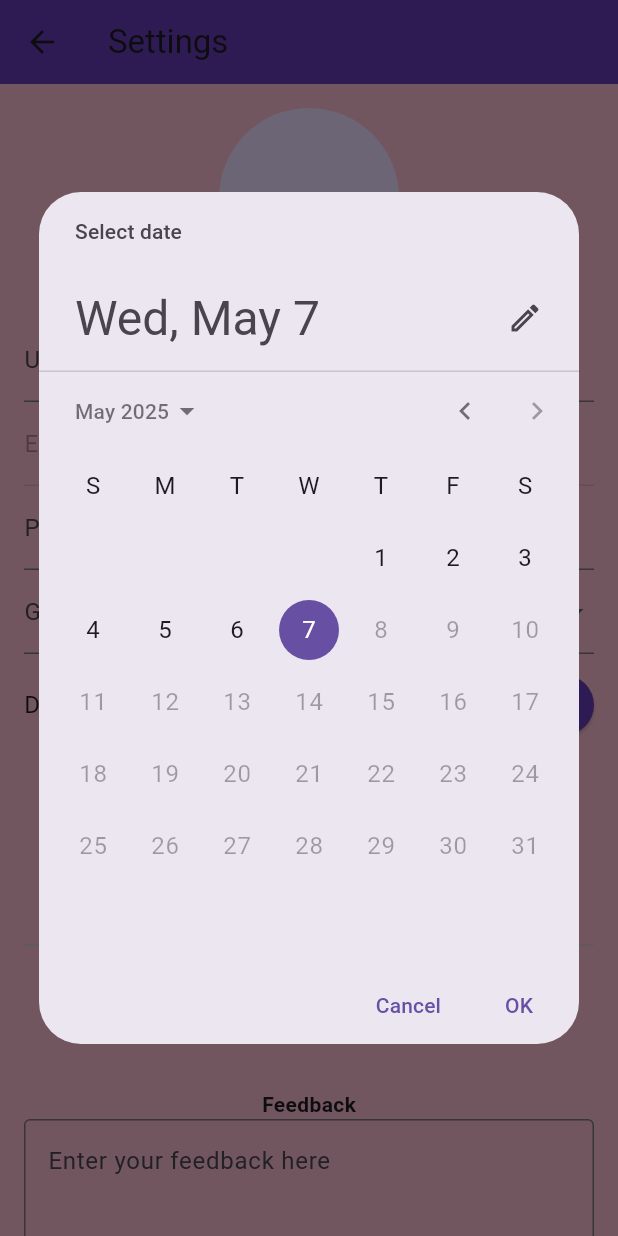
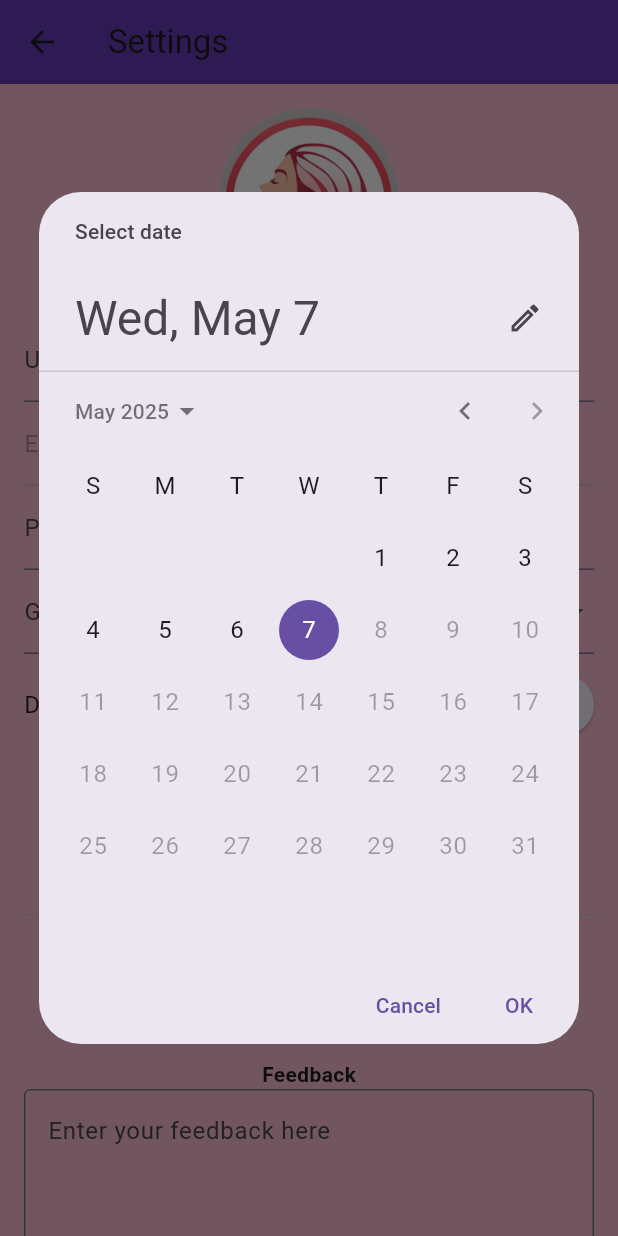
Before and after one commit to shuyii88/PeriodTime, a Flutter app: the SettingPage screen opened by its route, after a tap on "Edit DOB", on a phone screen of 412 x 824 dp. Run offline on Flutter 3.47's test engine with Material 3 defaults, Android fonts, the phone set to English and light mode, and no system bars; our stand-ins replace cloud_firestore, firebase_auth, firebase_core, firebase_storage, image_picker; accounts and stored records are empty.

Commit message:
Repository successfully implemented for setting_page (Took way too long to debug)

```diff
--- a/lib/setting_page.dart
+++ b/lib/setting_page.dart
@@ -3,6 +3,7 @@ import 'package:flutter/material.dart';
 import 'package:firebase_auth/firebase_auth.dart';
 import 'package:cloud_firestore/cloud_firestore.dart';
 import 'package:image_picker/image_picker.dart';
+import 'profile_repository.dart';
 
 class SettingPage extends StatefulWidget {
   @override
@@ -10,19 +11,18 @@ class SettingPage extends StatefulWidget {
 }
 
 class _SettingPageState extends State<SettingPage> {
-  final TextEditingController usernameController = TextEditingController();
-  final TextEditingController phoneController = TextEditingController();
-  final TextEditingController emailController = TextEditingController();
-
-  String? gender;
-  DateTime? dob;
-  String? imagePath;
-  File? newImageFile;
-
+  final ProfileRepository _profileRepository = ProfileRepository();
   bool isLoading = true;
-
   bool notificationsEnabled = true;
   final TextEditingController feedbackController = TextEditingController();
+
+  @override
+  void initState() {
+    super.initState();
+    _profileRepository.loadUserData().then((_) {
+      setState(() => isLoading = false);
+    });
+  }
 
   Future<void> changePassword() async {
     final currentPasswordController = TextEditingController();
@@ -30,7 +30,8 @@ class _SettingPageState extends State<SettingPage> {
 
     await showDialog(
       context: context,
-      builder: (_) => AlertDialog(
+      builder:
+          (_) => AlertDialog(
             title: Text("Change Password"),
             content: Column(
               mainAxisSize: MainAxisSize.min,
@@ -48,7 +49,10 @@ class _SettingPageState extends State<SettingPage> {
               ],
             ),
             actions: [
-          TextButton(onPressed: () => Navigator.pop(context), child: Text("Cancel")),
+              TextButton(
+                onPressed: () => Navigator.pop(context),
+                child: Text("Cancel"),
+              ),
               TextButton(
                 onPressed: () async {
                   Navigator.pop(context);
@@ -77,7 +81,6 @@ class _SettingPageState extends State<SettingPage> {
     );
   }
 
-
   Future<void> submitFeedback() async {
     final uid = FirebaseAuth.instance.currentUser?.uid;
     final email = FirebaseAuth.instance.currentUser?.email;
@@ -92,9 +95,9 @@ class _SettingPageState extends State<SettingPage> {
     });
 
     feedbackController.clear();
-    ScaffoldMessenger.of(context).showSnackBar(
-      SnackBar(content: Text('Feedback submitted. Thank you!')),
-    );
+    ScaffoldMessenger.of(
+      context,
+    ).showSnackBar(SnackBar(content: Text('Feedback submitted. Thank you!')));
   }
 
   void logout() async {
@@ -108,7 +111,9 @@ class _SettingPageState extends State<SettingPage> {
       builder: (BuildContext context) {
         return AlertDialog(
           title: Text("Are you sure?"),
-          content: Text("This action will delete your account permanently. You cannot undo this action."),
+          content: Text(
+            "This action will delete your account permanently. You cannot undo this action.",
+          ),
           actions: [
             TextButton(
               onPressed: () {
@@ -128,7 +133,10 @@ class _SettingPageState extends State<SettingPage> {
                   final uid = user?.uid;
 
                   if (uid != null) {
-        await FirebaseFirestore.instance.collection('User').doc(uid).delete();
+                    await FirebaseFirestore.instance
+                        .collection('User')
+                        .doc(uid)
+                        .delete();
                     await user!.delete();
 
                     // Avoid using context after an async gap
@@ -148,55 +156,11 @@ class _SettingPageState extends State<SettingPage> {
     );
   }
 
-
-  @override
-  void initState() {
-    super.initState();
-    loadUserData();
-  }
-
-  Future<void> loadUserData() async {
-    final uid = FirebaseAuth.instance.currentUser?.uid;
-    if (uid == null) return;
-
-    final doc = await FirebaseFirestore.instance.collection('User').doc(uid).get();
-
-    if (doc.exists) {
-      final data = doc.data()!;
-      setState(() {
-        usernameController.text = data['username'] ?? '';
-        phoneController.text = data['phone'] ?? '';
-        emailController.text = data['email'] ?? '';
-        gender = data['gender'] ?? '';
-        dob = DateTime.tryParse(data['dob'] ?? '');
-        imagePath = data['imagePath'];
-        isLoading = false;
-      });
-    }
-  }
-
-  Future<void> pickImage() async {
-    final picked = await ImagePicker().pickImage(source: ImageSource.gallery);
-    if (picked != null) {
-      setState(() => newImageFile = File(picked.path));
-    }
-  }
-
   Future<void> saveChanges() async {
-    final uid = FirebaseAuth.instance.currentUser?.uid;
-    if (uid == null) return;
-
-    await FirebaseFirestore.instance.collection('User').doc(uid).update({
-      'username': usernameController.text.trim(),
-      'phone': phoneController.text.trim(),
-      'gender': gender,
-      'dob': dob?.toIso8601String(),
-      if (newImageFile != null) 'imagePath': newImageFile!.path,
-    });
-
-    ScaffoldMessenger.of(context).showSnackBar(
-      SnackBar(content: Text("Profile updated")),
-    );
+    await _profileRepository.saveProfile();
+    ScaffoldMessenger.of(
+      context,
+    ).showSnackBar(SnackBar(content: Text("Profile updated")));
   }
 
   @override
@@ -210,83 +174,75 @@ class _SettingPageState extends State<SettingPage> {
         backgroundColor: Colors.deepPurple,
       ),
       body: SingleChildScrollView(
-
         padding: const EdgeInsets.all(16),
         child: Column(
           children: [
             GestureDetector(
-              onTap: pickImage,
+              onTap: () async {
+                await _profileRepository.pickImage();
+                setState(() {});
+              },
               child: CircleAvatar(
                 radius: 60,
-                backgroundImage: newImageFile != null
-                    ? FileImage(newImageFile!)
-                    : (imagePath != null && File(imagePath!).existsSync()
-                    ? FileImage(File(imagePath!))
-                    : AssetImage('assets/images/placeholder.png') as ImageProvider),
+                backgroundImage:
+                    _profileRepository.newImageFile != null
+                        ? FileImage(_profileRepository.newImageFile!)
+                        : (_profileRepository.imagePath != null &&
+                                File(_profileRepository.imagePath!).existsSync()
+                            ? FileImage(File(_profileRepository.imagePath!))
+                            : AssetImage('assets/image.jpeg') as ImageProvider),
               ),
             ),
             SizedBox(height: 20),
             TextField(
-              controller: usernameController,
+              controller: _profileRepository.usernameController,
               decoration: InputDecoration(labelText: 'Username'),
             ),
             TextField(
-              controller: emailController,
+              controller: _profileRepository.emailController,
               enabled: false,
               decoration: InputDecoration(labelText: 'Email'),
             ),
             TextField(
-              controller: phoneController,
+              controller: _profileRepository.phoneController,
               decoration: InputDecoration(labelText: 'Phone'),
               keyboardType: TextInputType.phone,
             ),
             DropdownButtonFormField<String>(
-              value: gender,
+              value: _profileRepository.gender,
               decoration: InputDecoration(labelText: 'Gender'),
-              items: ['Male', 'Female']
+              items:
+                  ['Male', 'Female']
                       .map((g) => DropdownMenuItem(value: g, child: Text(g)))
                       .toList(),
-              onChanged: (value) => setState(() => gender = value),
+              onChanged:
+                  (value) => setState(() => _profileRepository.gender = value),
             ),
             SizedBox(height: 10),
             Row(
               mainAxisAlignment: MainAxisAlignment.spaceBetween,
-              crossAxisAlignment: CrossAxisAlignment.center,
               children: [
                 Text(
-                  "Date of Birth: ${dob != null ? dob!.toLocal().toString().split(' ')[0] : 'Not set'}",
+                  "Date of Birth: ${_profileRepository.dob != null ? _profileRepository.dob!.toLocal().toString().split(' ')[0] : 'Not set'}",
                   style: TextStyle(fontSize: 16),
                 ),
                 ElevatedButton(
                   onPressed: () async {
                     final pickedDate = await showDatePicker(
                       context: context,
-                      initialDate: dob ?? DateTime(2000),
+                      initialDate: _profileRepository.dob ?? DateTime(2000),
                       firstDate: DateTime(1900),
                       lastDate: DateTime.now(),
                     );
                     if (pickedDate != null) {
-                      setState(() => dob = pickedDate);
+                      setState(() => _profileRepository.dob = pickedDate);
                     }
                   },
                   child: Text('Edit DOB'),
-                  style: ElevatedButton.styleFrom(
-                    backgroundColor: Colors.deepPurple,
-                      foregroundColor: Colors.white,
-                    padding: EdgeInsets.symmetric(horizontal: 16),
-                  ),
                 ),
               ],
             ),
-
-            SizedBox(height: 20),
-            ElevatedButton(
-
-              onPressed: saveChanges,
-              style: ElevatedButton.styleFrom(backgroundColor: Colors.deepPurple,foregroundColor: Colors.white),
-
-              child: Text("Save Changes"),
-            ),
+            ElevatedButton(onPressed: saveChanges, child: Text("Save Changes")),
             ElevatedButton(
               onPressed: changePassword,
               style: ElevatedButton.styleFrom(
@@ -305,13 +261,10 @@ class _SettingPageState extends State<SettingPage> {
                 setState(() {
                   notificationsEnabled = value;
                 });
-
               },
             ),
 
-
             SizedBox(height: 20),
-
 
             Text("Feedback", style: TextStyle(fontWeight: FontWeight.bold)),
             TextField(
@@ -334,7 +287,6 @@ class _SettingPageState extends State<SettingPage> {
             ),
 
             SizedBox(height: 30),
-
 
             // Logout Button
             ElevatedButton(
```
Also changed, not shown: lib/profile_repository.dart (+10 -13 lines). Lines whose indentation alone changed are shown as unchanged.
